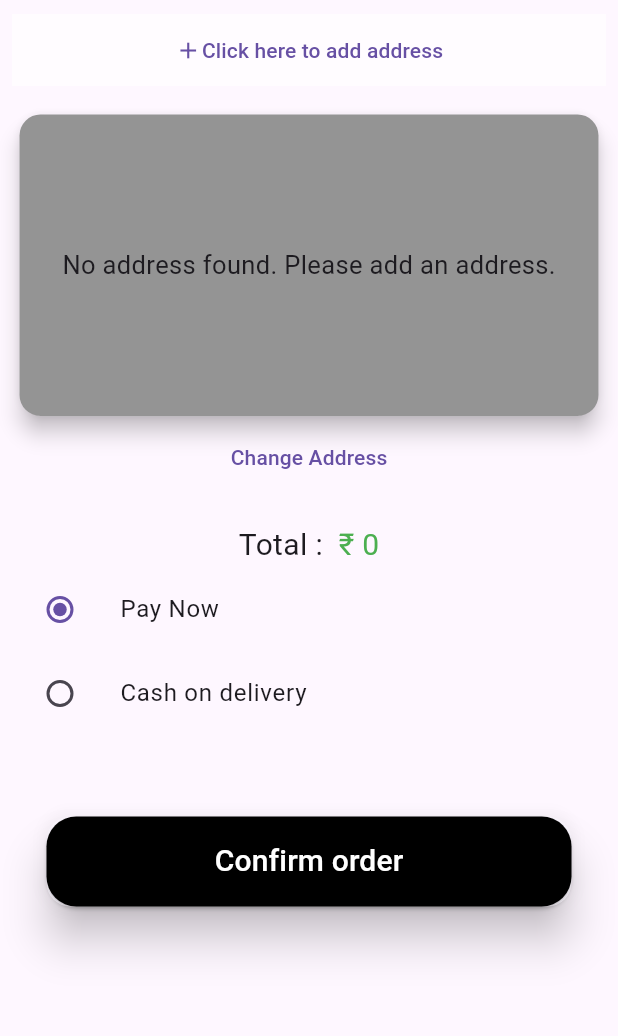
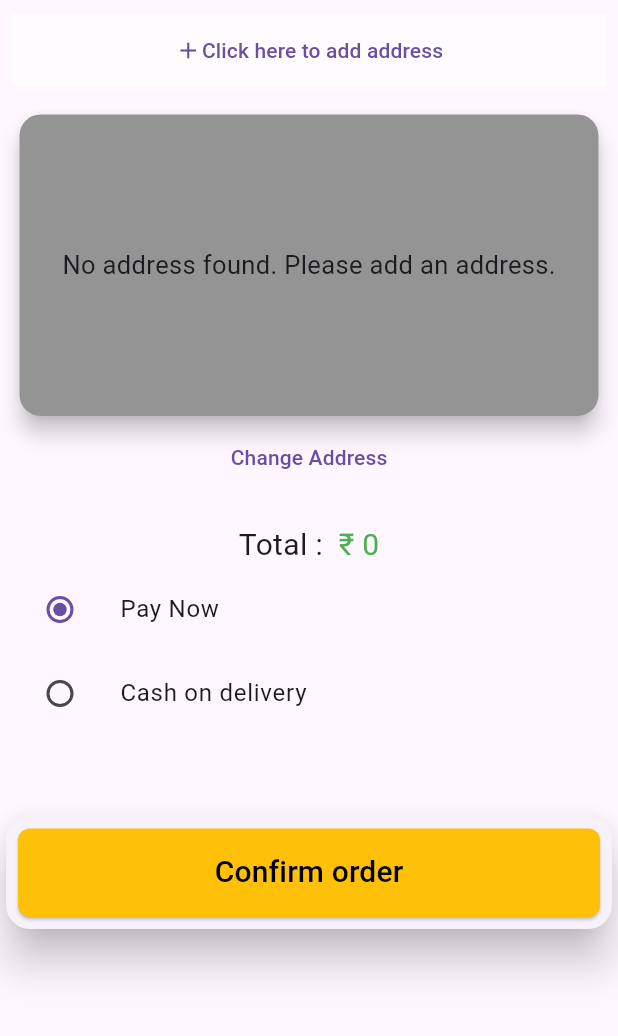
Before and after one commit to amAkshay18/E-Commerce-User, a Flutter app: the screen it shows once a user with an empty profile is signed in, item 3 of the bottom bar chosen, after a tap on "Place Order", on a phone screen of 412 x 824 dp, the part 100-1136 px from its top. Run offline on Flutter 3.47's test engine with Material 3 defaults, Android fonts, the phone set to English and light mode, and no system bars; our stand-ins replace cloud_firestore, firebase_auth, firebase_core, google_nav_bar, shimmer; missing offline and left inert: razorpay_flutter; accounts and stored records are empty.

```diff
--- a/lib/main.dart
+++ b/lib/main.dart
@@ -75,11 +75,6 @@ class MyApp extends StatelessWidget {
       ],
       child: const MaterialApp(
         debugShowCheckedModeBanner: false,
-        // routes: {
-        //   '/': (context) => const SplashScreen(),
-        //   '/home': (context) => const ScreenNavWidget(),
-        // },
-        // initialRoute: '/',
         home: SplashScreen(),
       ),
     );
--- a/lib/shared/common_widget/common_button.dart
+++ b/lib/shared/common_widget/common_button.dart
@@ -1,3 +1,32 @@
+// import 'package:flutter/material.dart';
+
+// // ignore: must_be_immutable
+// class CommonButton extends StatelessWidget {
+//   CommonButton({super.key, required this.name, required this.voidCallback});
+//   final String name;
+//   VoidCallback voidCallback;
+//   @override
+//   Widget build(BuildContext context) {
+//     return ElevatedButton(
+//       onPressed: () {
+//         voidCallback();
+//       },
+//       style: ButtonStyle(
+//         shape: MaterialStateProperty.all<RoundedRectangleBorder>(
+//           RoundedRectangleBorder(
+//             borderRadius: BorderRadius.circular(20.0),
+//           ),
+//         ),
+//         backgroundColor: MaterialStateProperty.all<Color>(Colors.black),
+//         minimumSize: MaterialStateProperty.all<Size>(const Size(350, 60)),
+//       ),
+//       child: Text(
+//         name,
+//         style: const TextStyle(fontSize: 20, color: Colors.white),
+//       ),
+//     );
+//   }
+// }
 import 'package:flutter/material.dart';
 
 // ignore: must_be_immutable
@@ -7,22 +36,27 @@ class CommonButton extends StatelessWidget {
   VoidCallback voidCallback;
   @override
   Widget build(BuildContext context) {
-    return ElevatedButton(
-      onPressed: () {
-        voidCallback();
-      },
-      style: ButtonStyle(
-        shape: MaterialStateProperty.all<RoundedRectangleBorder>(
-          RoundedRectangleBorder(
-            borderRadius: BorderRadius.circular(20.0),
+    return Padding(
+      padding: const EdgeInsets.all(8.0),
+      child: SizedBox(
+        width: double.infinity,
+        child: ElevatedButton(
+          onPressed: () {
+            voidCallback();
+          },
+          style: ElevatedButton.styleFrom(
+            foregroundColor: Colors.black,
+            backgroundColor: Colors.amber,
+            padding: const EdgeInsets.symmetric(horizontal: 40, vertical: 15),
+            shape: RoundedRectangleBorder(
+              borderRadius: BorderRadius.circular(8),
+            ),
+          ),
+          child: Text(
+            name,
+            style: const TextStyle(fontSize: 20, color: Colors.black),
           ),
         ),
-        backgroundColor: MaterialStateProperty.all<Color>(Colors.black),
-        minimumSize: MaterialStateProperty.all<Size>(const Size(350, 60)),
-      ),
-      child: Text(
-        name,
-        style: const TextStyle(fontSize: 20, color: Colors.white),
       ),
     );
   }
--- a/lib/view/authentication_screens/log_in/screen/log_in.dart
+++ b/lib/view/authentication_screens/log_in/screen/login.dart
@@ -21,10 +21,6 @@ class _ScreenLoginState extends State<ScreenLogin> {
   var _isLogin = true;
   var _enteredEmail = '';
   var _enteredPassword = '';
-
-  // recoverPasswordByMail() async {
-  //   await _firebase.sendPasswordResetEmail(email: 'akshayfabz321@gmail.com');
-  // }
 
   void _submit() async {
     final isValid = _form.currentState!.validate();
@@ -114,15 +110,6 @@ class _ScreenLoginState extends State<ScreenLogin> {
                         keyboardType: TextInputType.emailAddress,
                         autocorrect: false,
                         textCapitalization: TextCapitalization.none,
-                        // validator: (value) {
-                        //   if (value == null ||
-                        //       value.trim().isEmpty ||
-                        //       !value.contains('@')) {
-                        //     return 'Please enter a valid email address.';
-                        //   }
-
-                        //   return null;
-                        // },
                         onSaved: (value) {
                           _enteredEmail = value!;
                         },
@@ -182,7 +169,6 @@ class _ScreenLoginState extends State<ScreenLogin> {
                                   builder: (context) => const ForgotPassword(),
                                 ),
                               );
-                              // recoverPasswordByMail();
                             },
                             child: const Text(
                               'Forgot password?',
@@ -217,15 +203,16 @@ class _ScreenLoginState extends State<ScreenLogin> {
                       ),
                     ),
                     Visibility(
-                        visible: !_isLogin, child: const SizedBox(height: 15)),
+                      visible: !_isLogin,
+                      child: const SizedBox(height: 15),
+                    ),
                     SizedBox(
                       width: double.infinity,
                       child: ElevatedButton(
                         onPressed: _submit,
                         style: ElevatedButton.styleFrom(
-                          foregroundColor: Colors.white,
-                          backgroundColor:
-                              const Color.fromARGB(255, 235, 201, 89),
+                          foregroundColor: Colors.black,
+                          backgroundColor: Colors.amber,
                           padding: const EdgeInsets.symmetric(
                               horizontal: 40, vertical: 15),
                           shape: RoundedRectangleBorder(
--- a/lib/view/home/screens/home/home_grid.dart
+++ b/lib/view/home/screens/home/home_grid.dart
@@ -14,11 +14,9 @@ class HomeScreenGrid extends StatelessWidget {
 
   Future<List<ProductClass>> fetchProducts() async {
     List<ProductClass> productList = [];
-
     try {
       var productCollectionSnapshot =
           await FirebaseFirestore.instance.collection('Products').get();
-
       if (productCollectionSnapshot.docChanges.isNotEmpty) {
         productList = productCollectionSnapshot.docs.map(
           (doc) {
@@ -32,7 +30,6 @@ class HomeScreenGrid extends StatelessWidget {
     } catch (e) {
       debugPrint("Error fetching products===+++++++====: $e");
     }
-
     return productList;
   }
 
--- a/lib/view/home/screens/home/home_screen.dart
+++ b/lib/view/home/screens/home/home_screen.dart
@@ -42,7 +42,7 @@ class HomeScreen extends StatelessWidget {
         body: TabBarView(
           children: [
             HomeScreenWidget(productCollection: productCollection),
-            WishlistScreen()
+            WishlistScreen(),
           ],
         ),
       ),
--- a/lib/view/home/screens/home/home_widget.dart
+++ b/lib/view/home/screens/home/home_widget.dart
@@ -1,5 +1,6 @@
 import 'package:cloud_firestore/cloud_firestore.dart';
 import 'package:flutter/material.dart';
+import 'package:leafloom/shared/core/constants.dart';
 import 'package:leafloom/view/home/indoor/indoor.dart';
 import 'package:leafloom/view/home/outdoor/outdoor.dart';
 import 'package:leafloom/view/home/screens/home/home_grid.dart';
@@ -16,7 +17,8 @@ class HomeScreenWidget extends StatelessWidget {
   Widget build(BuildContext context) {
     return Container(
       decoration: const BoxDecoration(color: Colors.white30),
-      child: LayoutBuilder(builder: (context, constraints) {
+      child: LayoutBuilder(
+        builder: (context, constraints) {
           return ListView(
             children: [
               Container(
@@ -51,6 +53,9 @@ class HomeScreenWidget extends StatelessWidget {
                           padding: const EdgeInsets.only(
                             left: 10,
                           ),
+                          child: SizedBox(
+                            width: 180,
+                            // height: 60,
                             child: ElevatedButton(
                               onPressed: () {
                                 Navigator.of(context).push(
@@ -62,11 +67,11 @@ class HomeScreenWidget extends StatelessWidget {
                               style: ElevatedButton.styleFrom(
                                 shape: RoundedRectangleBorder(
                                   borderRadius: BorderRadius.circular(
-                                  20), // Adjust the border radius as needed
+                                      8), // Adjust the border radius as needed
                                 ),
                                 elevation: 8,
                                 shadowColor: Colors.grey,
-                            backgroundColor: Colors.green,
+                                backgroundColor: Colors.amber,
                                 padding: const EdgeInsets.symmetric(
                                     horizontal: 20,
                                     vertical: 12), // Adjust padding as needed
@@ -74,9 +79,11 @@ class HomeScreenWidget extends StatelessWidget {
                               child: const Text(
                                 'Outdoor',
                                 style: TextStyle(
-                              fontSize: 16, // Adjust the font size as needed
+                                  fontSize:
+                                      16, // Adjust the font size as needed
                                   fontWeight: FontWeight.bold,
-                              color: Colors.white, // Text color
+                                  color: Colors.black, // Text color
+                                ),
                               ),
                             ),
                           ),
@@ -84,7 +91,10 @@ class HomeScreenWidget extends StatelessWidget {
                         const SizedBox(
                           width: 10,
                         ),
-                      ElevatedButton(
+                        SizedBox(
+                          width: 180,
+                          // height: 60,
+                          child: ElevatedButton(
                             onPressed: () {
                               Navigator.of(context).push(
                                 MaterialPageRoute(
@@ -94,11 +104,11 @@ class HomeScreenWidget extends StatelessWidget {
                             },
                             style: ElevatedButton.styleFrom(
                               shape: RoundedRectangleBorder(
-                            borderRadius: BorderRadius.circular(20),
+                                borderRadius: BorderRadius.circular(8),
                               ),
                               elevation: 8,
                               shadowColor: Colors.grey,
-                          backgroundColor: Colors.green,
+                              backgroundColor: Colors.amber,
                               padding: const EdgeInsets.symmetric(
                                   horizontal: 20, vertical: 12),
                             ),
@@ -107,9 +117,11 @@ class HomeScreenWidget extends StatelessWidget {
                               style: TextStyle(
                                   fontSize: 16,
                                   fontWeight: FontWeight.bold,
-                              color: Colors.white),
+                                  color: Colors.black),
                             ),
                           ),
+                        ),
+                        kHeight30
                       ],
                     ),
                     const Padding(
@@ -118,9 +130,9 @@ class HomeScreenWidget extends StatelessWidget {
                         left: 14,
                       ),
                       child: Text(
-                      'All',
-                      style:
-                          TextStyle(fontSize: 20, fontWeight: FontWeight.bold),
+                        'All Products',
+                        style: TextStyle(
+                            fontSize: 20, fontWeight: FontWeight.bold),
                       ),
                     ),
                   ],
@@ -129,7 +141,8 @@ class HomeScreenWidget extends StatelessWidget {
               HomeScreenGrid(productCollection: productCollection),
             ],
           );
-      }),
+        },
+      ),
     );
   }
 }
--- a/lib/view/profile/screens/editing_screens.dart/editing_screen.dart
+++ b/lib/view/profile/screens/editing_screens.dart/editing_screen.dart
@@ -1,3 +1,5 @@
+import 'dart:developer';
+
 import 'package:flutter/material.dart';
 import 'package:leafloom/model/address_model/address_model.dart';
 import 'package:leafloom/provider/address/address_provider.dart';
@@ -150,7 +152,8 @@ class AddressEditForm extends StatelessWidget {
                         state: provider.stateController.text.trim(),
                         id: id,
                       );
-                      print(provider.fullNameController.text);
+                      log(provider.fullNameController.text);
+                      // ignore: avoid_print
                       print(addressModel.city);
                       context.read<AddressProvider>().editAddress(addressModel);
                       debugPrint(
--- a/lib/view/profile/screens/profile_body.dart
+++ b/lib/view/profile/screens/profile_body.dart
@@ -7,7 +7,7 @@ import 'package:leafloom/provider/profile/terms_conditions/terms_conditions.dart
 import 'package:leafloom/shared/common_widget/common_button.dart';
 import 'package:leafloom/shared/core/constants.dart';
 import 'package:leafloom/view/profile/screens/address/main_address_screen.dart';
-import 'package:leafloom/view/profile/screens/orders/my_order.dart';
+import 'package:leafloom/view/profile/screens/orders/my_orders.dart';
 import 'package:leafloom/view/profile/widgets/accountile.dart';
 import 'package:provider/provider.dart';
 
--- a/lib/view/splash_screen.dart
+++ b/lib/view/splash_screen.dart
@@ -2,7 +2,7 @@ import 'dart:async';
 import 'package:firebase_auth/firebase_auth.dart';
 import 'package:flutter/material.dart';
 import 'package:leafloom/shared/bottomnavigation/bottom_bar.dart';
-import 'package:leafloom/view/authentication_screens/log_in/screen/log_in.dart';
+import 'package:leafloom/view/authentication_screens/log_in/screen/login.dart';
 
 class SplashScreen extends StatelessWidget {
   const SplashScreen({super.key});
--- a/pubspec.yaml
+++ b/pubspec.yaml
@@ -44,6 +44,7 @@ dependencies:
   # Use with the CupertinoIcons class for iOS style icons.
   cupertino_icons: ^1.0.2
   json_annotation: ^4.8.1
+  intl: ^0.19.0
 
 dev_dependencies:
   flutter_test:
```
Also changed, not shown: lib/shared/core/constants.dart (+5 -7 lines), lib/view/home/widgets/product_tile.dart (+3 -4 lines), lib/view/profile/screens/orders/my_orders.dart (renamed from lib/view/profile/screens/orders/my_order.dart, +6 -3 lines), lib/view/profile/screens/orders/order_details.dart (renamed from lib/view/profile/screens/orders/order_detiles.dart, +20 -19 lines), lib/view/profile/widgets/order_status_card.dart (+6 -1 lines), lib/view/checkout_page/widget/payment_alert_dialogue.dart (renamed from lib/view/checkout_page/widget/payment_AlertDialog.dart), pubspec.lock. Lines whose indentation alone changed are shown as unchanged.
